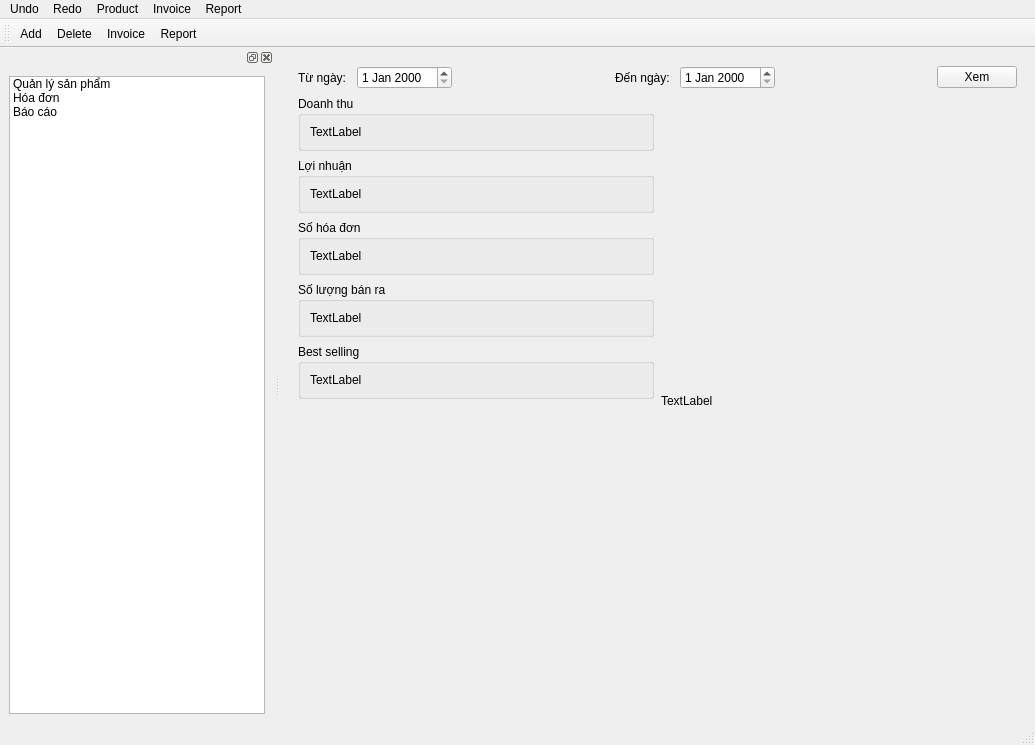
First picture: the form in src/ui/mainwindow.ui, repository 24127545-NguyenNgocThien/Inventory_Management_System, before the edit.
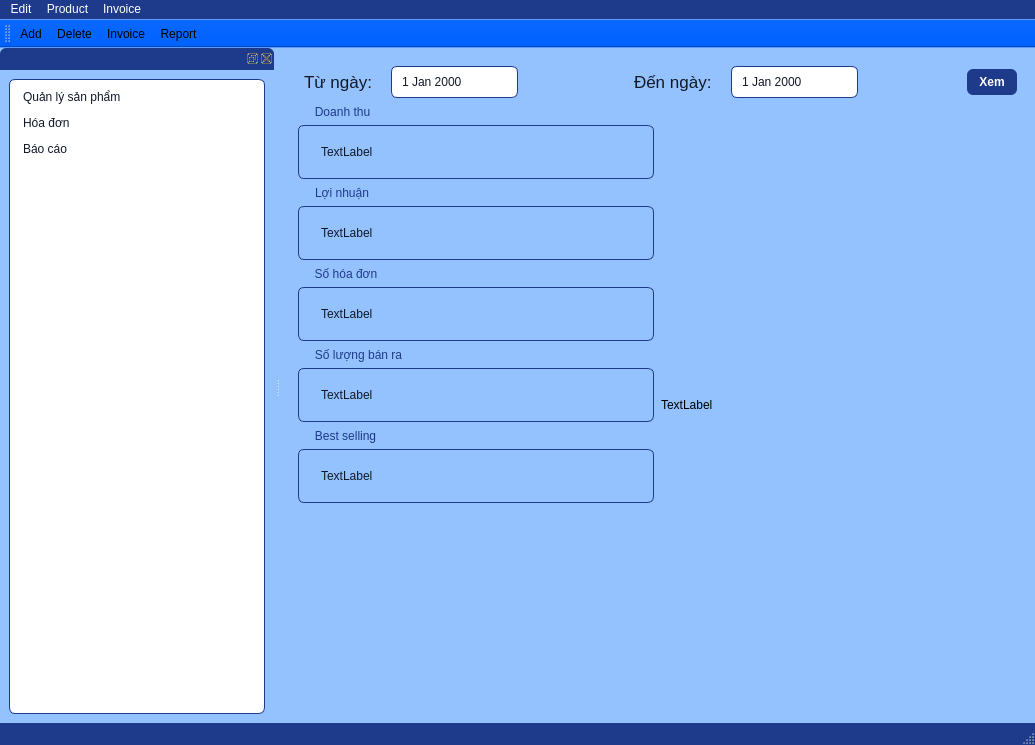
Second picture: the form after the edit. The open tabs and pages were chosen to show the change. Icons and pictures are not drawn.

```diff
--- a/src/ui/mainwindow.ui
+++ b/src/ui/mainwindow.ui
@@ -14,12 +14,15 @@
    <string>MainWindow</string>
   </property>
   <property name="styleSheet">
-   <string notr="true">QMainWindow
-{
-	
+   <string notr="true">QMainWindow {
+    
+	background-color: rgb(148, 194, 255);
 }</string>
   </property>
   <widget class="QWidget" name="centralwidget">
+   <property name="styleSheet">
+    <string notr="true"/>
+   </property>
    <layout class="QGridLayout" name="gridLayout">
     <item row="0" column="0">
      <widget class="QStackedWidget" name="stackedWidget">
@@ -309,13 +312,88 @@
            <layout class="QHBoxLayout" name="filterLayout">
             <item>
              <widget class="QLabel" name="label">
+              <property name="font">
+               <font>
+                <family>Segoe UI</family>
+                <pointsize>13</pointsize>
+                <italic>false</italic>
+                <bold>false</bold>
+               </font>
+              </property>
+              <property name="styleSheet">
+               <string notr="true">QLabel {
+    color: #111827;         /* chữ đen xám đậm */
+    font: 13pt &quot;Segoe UI&quot;;
+    padding: 2px;
+}
+
+QLabel#titleLabel {
+    font: bold 12pt &quot;Segoe UI&quot;;
+    color: #1e3a8a;         /* xanh đậm cho tiêu đề */
+}
+</string>
+              </property>
               <property name="text">
                <string>Từ ngày: </string>
               </property>
              </widget>
             </item>
             <item>
-             <widget class="QDateEdit" name="dateFrom"/>
+             <widget class="QDateEdit" name="dateFrom">
+              <property name="styleSheet">
+               <string notr="true">QDateEdit, QDateTimeEdit, QSpinBox {
+    border: 1px solid #1e3a8a;
+    border-radius: 6px;
+    padding: 2px 24px 2px 8px;   /* chừa chỗ bên phải cho nút mũi tên */
+    background: #ffffff;
+    color: #111827;
+    font: 10pt &quot;Segoe UI&quot;;
+    min-height: 26px;
+}
+
+/* Hover */
+QDateEdit:hover, QDateTimeEdit:hover, QSpinBox:hover {
+    border: 1px solid #2563eb;
+}
+
+/* Focus */
+QDateEdit:focus, QDateTimeEdit:focus, QSpinBox:focus {
+    border: 1px solid #2563eb;
+    background: #eff6ff;
+    outline: none;
+}
+
+/* Up/Down button */
+QSpinBox::up-button, QDateEdit::up-button, QDateTimeEdit::up-button,
+QSpinBox::down-button, QDateEdit::down-button, QDateTimeEdit::down-button {
+    subcontrol-origin: border;
+    width: 20px;
+    border: none;
+    background: transparent;
+}
+
+/* Hover effect cho button */
+QSpinBox::up-button:hover, QDateEdit::up-button:hover, QDateTimeEdit::up-button:hover,
+QSpinBox::down-button:hover, QDateEdit::down-button:hover, QDateTimeEdit::down-button:hover {
+    background: #e0e7ff;
+    border-radius: 3px;
+}
+
+/* Up Arrow */
+QSpinBox::up-arrow, QDateEdit::up-arrow, QDateTimeEdit::up-arrow {
+    width: 8px;
+    height: 8px;
+}
+
+/* Down Arrow */
+QSpinBox::down-arrow, QDateEdit::down-arrow, QDateTimeEdit::down-arrow {
+ image: none;
+    width: 8px;
+    height: 8px;
+} 
+</string>
+              </property>
+             </widget>
             </item>
             <item>
              <spacer name="horizontalSpacer_3">
@@ -332,13 +410,88 @@
             </item>
             <item>
              <widget class="QLabel" name="label_2">
+              <property name="font">
+               <font>
+                <family>Segoe UI</family>
+                <pointsize>13</pointsize>
+                <italic>false</italic>
+                <bold>false</bold>
+               </font>
+              </property>
+              <property name="styleSheet">
+               <string notr="true">QLabel {
+    color: #111827;         /* chữ đen xám đậm */
+    font: 13pt &quot;Segoe UI&quot;;
+    padding: 2px;
+}
+
+QLabel#titleLabel {
+    font: bold 12pt &quot;Segoe UI&quot;;
+    color: #1e3a8a;         /* xanh đậm cho tiêu đề */
+}
+</string>
+              </property>
               <property name="text">
                <string>Đến ngày: </string>
               </property>
              </widget>
             </item>
             <item>
-             <widget class="QDateEdit" name="dateTo"/>
+             <widget class="QDateEdit" name="dateTo">
+              <property name="styleSheet">
+               <string notr="true">QDateEdit, QDateTimeEdit, QSpinBox {
+    border: 1px solid #1e3a8a;
+    border-radius: 6px;
+    padding: 2px 24px 2px 8px;   /* chừa chỗ bên phải cho nút mũi tên */
+    background: #ffffff;
+    color: #111827;
+    font: 10pt &quot;Segoe UI&quot;;
+    min-height: 26px;
+}
+
+/* Hover */
+QDateEdit:hover, QDateTimeEdit:hover, QSpinBox:hover {
+    border: 1px solid #2563eb;
+}
+
+/* Focus */
+QDateEdit:focus, QDateTimeEdit:focus, QSpinBox:focus {
+    border: 1px solid #2563eb;
+    background: #eff6ff;
+    outline: none;
+}
+
+/* Up/Down button */
+QSpinBox::up-button, QDateEdit::up-button, QDateTimeEdit::up-button,
+QSpinBox::down-button, QDateEdit::down-button, QDateTimeEdit::down-button {
+    subcontrol-origin: border;
+    width: 20px;
+    border: none;
+    background: transparent;
+}
+
+/* Hover effect cho button */
+QSpinBox::up-button:hover, QDateEdit::up-button:hover, QDateTimeEdit::up-button:hover,
+QSpinBox::down-button:hover, QDateEdit::down-button:hover, QDateTimeEdit::down-button:hover {
+    background: #e0e7ff;
+    border-radius: 3px;
+}
+
+/* Up Arrow */
+QSpinBox::up-arrow, QDateEdit::up-arrow, QDateTimeEdit::up-arrow {
+    width: 8px;
+    height: 8px;
+}
+
+/* Down Arrow */
+QSpinBox::down-arrow, QDateEdit::down-arrow, QDateTimeEdit::down-arrow {
+ image: none;
+    width: 8px;
+    height: 8px;
+} 
+</string>
+              </property>
+             </widget>
             </item>
             <item>
              <spacer name="horizontalSpacer_4">
@@ -355,6 +508,21 @@
             </item>
             <item>
              <widget class="QPushButton" name="btnView">
+              <property name="styleSheet">
+               <string notr="true">QPushButton {
+    background-color: #1e3a8a;  
+    color: white;
+    border-radius: 6px;
+    padding: 6px 12px;
+    font-weight: bold;
+}
+QPushButton:hover {
+    background-color: #2563eb;  
+}
+QPushButton:pressed {
+    background-color: #1d4ed8;   
+}</string>
+              </property>
               <property name="text">
                <string>Xem</string>
               </property>
@@ -368,12 +536,43 @@
              <layout class="QVBoxLayout" name="verticalLayout_3">
               <item>
                <widget class="QGroupBox" name="groupBox_2">
+                <property name="styleSheet">
+                 <string notr="true">QGroupBox {
+    border: 1px solid #1e3a8a;
+    border-radius: 6px;
+    margin-top: 20px;       /* khoảng cách cho tiêu đề */
+    padding: 8px;
+    font: bold 10pt &quot;Segoe UI&quot;;
+    color: #1e3a8a;
+}
+
+QGroupBox::title {
+    subcontrol-origin: margin;
+    left: 10px;
+    padding: 0 5px;
+    color: #1e3a8a;
+}
+</string>
+                </property>
                 <property name="title">
                  <string>Doanh thu</string>
                 </property>
                 <layout class="QVBoxLayout" name="verticalLayout_4">
                  <item>
                   <widget class="QLabel" name="lblRevenue">
+                   <property name="styleSheet">
+                    <string notr="true">QLabel {
+    color: #111827;         /* chữ đen xám đậm */
+    font: 10pt &quot;Segoe UI&quot;;
+    padding: 2px;
+}
+
+QLabel#titleLabel {
+    font: bold 12pt &quot;Segoe UI&quot;;
+    color: #1e3a8a;         /* xanh đậm cho tiêu đề */
+}
+</string>
+                   </property>
                    <property name="text">
                     <string>TextLabel</string>
                    </property>
@@ -384,12 +583,42 @@
               </item>
               <item>
                <widget class="QGroupBox" name="groupBox_5">
+                <property name="styleSheet">
+                 <string notr="true">QGroupBox {
+    border: 1px solid #1e3a8a;
+    border-radius: 6px;
+    margin-top: 20px;       /* khoảng cách cho tiêu đề */
+    padding: 8px;
+    font: bold 10pt &quot;Segoe UI&quot;;
+    color: #1e3a8a;
+}
+
+QGroupBox::title {
+    subcontrol-origin: margin;
+    left: 10px;
+    padding: 0 5px;
+    color: #1e3a8a;
+}
+</string>
+                </property>
                 <property name="title">
                  <string>Lợi nhuận</string>
                 </property>
                 <layout class="QVBoxLayout" name="verticalLayout_8">
                  <item>
                   <widget class="QLabel" name="lblProfit">
+                   <property name="styleSheet">
+                    <string notr="true">QLabel {
+    color: #111827;         /* chữ đen xám đậm */
+    font: 10pt &quot;Segoe UI&quot;;
+    padding: 2px;
+}
+
+QLabel#titleLabel {
+    font: bold 12pt &quot;Segoe UI&quot;;
+    color: #1e3a8a;         /* xanh đậm cho tiêu đề */
+}</string>
+                   </property>
                    <property name="text">
                     <string>TextLabel</string>
                    </property>
@@ -400,12 +629,42 @@
               </item>
               <item>
                <widget class="QGroupBox" name="groupBox">
+                <property name="styleSheet">
+                 <string notr="true">QGroupBox {
+    border: 1px solid #1e3a8a;
+    border-radius: 6px;
+    margin-top: 20px;       /* khoảng cách cho tiêu đề */
+    padding: 8px;
+    font: bold 10pt &quot;Segoe UI&quot;;
+    color: #1e3a8a;
+}
+
+QGroupBox::title {
+    subcontrol-origin: margin;
+    left: 10px;
+    padding: 0 5px;
+    color: #1e3a8a;
+}
+</string>
+                </property>
                 <property name="title">
                  <string>Số hóa đơn</string>
                 </property>
                 <layout class="QVBoxLayout" name="verticalLayout_5">
                  <item>
                   <widget class="QLabel" name="lblInvoices">
+                   <property name="styleSheet">
+                    <string notr="true">QLabel {
+    color: #111827;         /* chữ đen xám đậm */
+    font: 10pt &quot;Segoe UI&quot;;
+    padding: 2px;
+}
+
+QLabel#titleLabel {
+    font: bold 12pt &quot;Segoe UI&quot;;
+    color: #1e3a8a;         /* xanh đậm cho tiêu đề */
+}</string>
+                   </property>
                    <property name="text">
                     <string>TextLabel</string>
                    </property>
@@ -416,12 +675,42 @@
               </item>
               <item>
                <widget class="QGroupBox" name="groupBox_3">
+                <property name="styleSheet">
+                 <string notr="true">QGroupBox {
+    border: 1px solid #1e3a8a;
+    border-radius: 6px;
+    margin-top: 20px;       /* khoảng cách cho tiêu đề */
+    padding: 8px;
+    font: bold 10pt &quot;Segoe UI&quot;;
+    color: #1e3a8a;
+}
+
+QGroupBox::title {
+    subcontrol-origin: margin;
+    left: 10px;
+    padding: 0 5px;
+    color: #1e3a8a;
+}
+</string>
+                </property>
                 <property name="title">
                  <string>Số lượng bán ra</string>
                 </property>
                 <layout class="QVBoxLayout" name="verticalLayout_6">
                  <item>
                   <widget class="QLabel" name="lblQuantity">
+                   <property name="styleSheet">
+                    <string notr="true">QLabel {
+    color: #111827;         /* chữ đen xám đậm */
+    font: 10pt &quot;Segoe UI&quot;;
+    padding: 2px;
+}
+
+QLabel#titleLabel {
+    font: bold 12pt &quot;Segoe UI&quot;;
+    color: #1e3a8a;         /* xanh đậm cho tiêu đề */
+}</string>
+                   </property>
                    <property name="text">
                     <string>TextLabel</string>
                    </property>
@@ -432,12 +721,42 @@
               </item>
               <item>
                <widget class="QGroupBox" name="groupBox_4">
+                <property name="styleSheet">
+                 <string notr="true">QGroupBox {
+    border: 1px solid #1e3a8a;
+    border-radius: 6px;
+    margin-top: 20px;       /* khoảng cách cho tiêu đề */
+    padding: 8px;
+    font: bold 10pt &quot;Segoe UI&quot;;
+    color: #1e3a8a;
+}
+
+QGroupBox::title {
+    subcontrol-origin: margin;
+    left: 10px;
+    padding: 0 5px;
+    color: #1e3a8a;
+}
+</string>
+                </property>
                 <property name="title">
                  <string>Best selling</string>
                 </property>
                 <layout class="QVBoxLayout" name="verticalLayout_7">
                  <item>
                   <widget class="QLabel" name="lblBestSeller">
+                   <property name="styleSheet">
+                    <string notr="true">QLabel {
+    color: #111827;         /* chữ đen xám đậm */
+    font: 10pt &quot;Segoe UI&quot;;
+    padding: 2px;
+}
+
+QLabel#titleLabel {
+    font: bold 12pt &quot;Segoe UI&quot;;
+    color: #1e3a8a;         /* xanh đậm cho tiêu đề */
+}</string>
+                   </property>
                    <property name="text">
                     <string>TextLabel</string>
                    </property>
@@ -487,16 +806,15 @@
      <height>25</height>
     </rect>
    </property>
-   <widget class="QMenu" name="menuUndo">
-    <property name="title">
-     <string>Undo</string>
-    </property>
-   </widget>
-   <widget class="QMenu" name="menuRedo">
-    <property name="title">
-     <string>Redo</string>
-    </property>
-   </widget>
+   <property name="styleSheet">
+    <string notr="true">QMenuBar {
+    background-color: #1e3a8a;
+    color: white;
+}
+QMenuBar::item:selected {
+    background: #2563eb;
+}</string>
+   </property>
    <widget class="QMenu" name="menuProduct">
     <property name="title">
      <string>Product</string>
@@ -512,24 +830,51 @@
     <addaction name="actionNew_invoice"/>
     <addaction name="actionView_invoices"/>
    </widget>
-   <widget class="QMenu" name="menuReport">
+   <widget class="QMenu" name="menuEdit">
+    <property name="styleSheet">
+     <string notr="true">QMenu {
+    background-color: rgb(0, 98, 255);
+    border: 1px solid #1e3a8a;
+}
+QMenu::item {
+    padding: 5px 20px;
+}
+QMenu::item:selected {
+    background-color: #2563eb;
+    color: white;
+}</string>
+    </property>
     <property name="title">
-     <string>Report</string>
+     <string>Edit</string>
     </property>
     <addaction name="actionRevenue"/>
     <addaction name="actionBest_selling_product"/>
    </widget>
-   <addaction name="menuUndo"/>
-   <addaction name="menuRedo"/>
+   <addaction name="menuEdit"/>
    <addaction name="menuProduct"/>
    <addaction name="menuInvoice"/>
-   <addaction name="menuReport"/>
   </widget>
-  <widget class="QStatusBar" name="statusBar"/>
+  <widget class="QStatusBar" name="statusBar">
+   <property name="styleSheet">
+    <string notr="true">QStatusBar {
+    background: #1e3a8a;
+    color: white;
+}</string>
+   </property>
+  </widget>
   <widget class="QToolBar" name="toolBar">
    <property name="windowTitle">
     <string>toolBar</string>
    </property>
+   <property name="styleSheet">
+    <string notr="true">QToolBar {
+    background-color: rgb(0, 98, 255);
+    color: white;
+}
+QToolBar::item:selected {
+    background: #2563eb;
+}</string>
+   </property>
    <property name="iconSize">
     <size>
      <width>15</width>
@@ -551,6 +896,26 @@
    <addaction name="actionReport"/>
   </widget>
   <widget class="QDockWidget" name="sidebarDock_2">
+   <property name="styleSheet">
+    <string notr="true">QDockWidget {
+    background: #ffffff;
+    border: 1px solid #1e3a8a;
+    border-radius: 6px;
+    titlebar-close-icon: url(close.png);  /* nếu muốn custom icon */
+    titlebar-normal-icon: url(undock.png);
+}
+
+/* Thanh tiêu đề của DockWidget */
+QDockWidget::title {
+    background: #1e3a8a;     /* xanh đậm */
+    color: white;
+    padding: 4px;
+    font-weight: bold;
+    border-top-left-radius: 6px;
+    border-top-right-radius: 6px;
+}
+</string>
+   </property>
    <attribute name="dockWidgetArea">
     <number>1</number>
    </attribute>
@@ -561,6 +926,35 @@
     <layout class="QGridLayout" name="gridLayout_2">
      <item row="0" column="0">
       <widget class="QListWidget" name="listWidget">
+       <property name="styleSheet">
+        <string notr="true">QListWidget {
+    background: #ffffff;
+    border: 1px solid #1e3a8a;
+    border-radius: 6px;
+    padding: 4px;
+    font: 10pt &quot;Segoe UI&quot;;
+    color: #111827;     /* chữ đen */
+}
+
+/* Item bình thường */
+QListWidget::item {
+    padding: 6px;
+    border-radius: 4px;
+}
+
+/* Item khi hover */
+QListWidget::item:hover {
+    background: #e0e7ff;   /* xanh nhạt */
+    color: #1e3a8a;
+}
+
+/* Item được chọn */
+QListWidget::item:selected {
+    background: #2563eb;   /* xanh tươi */
+    color: #ffffff;
+}
+</string>
+       </property>
        <property name="spacing">
         <number>5</number>
        </property>
```
Left out of the diff: 376 changed lines with no effect on the pictures.
